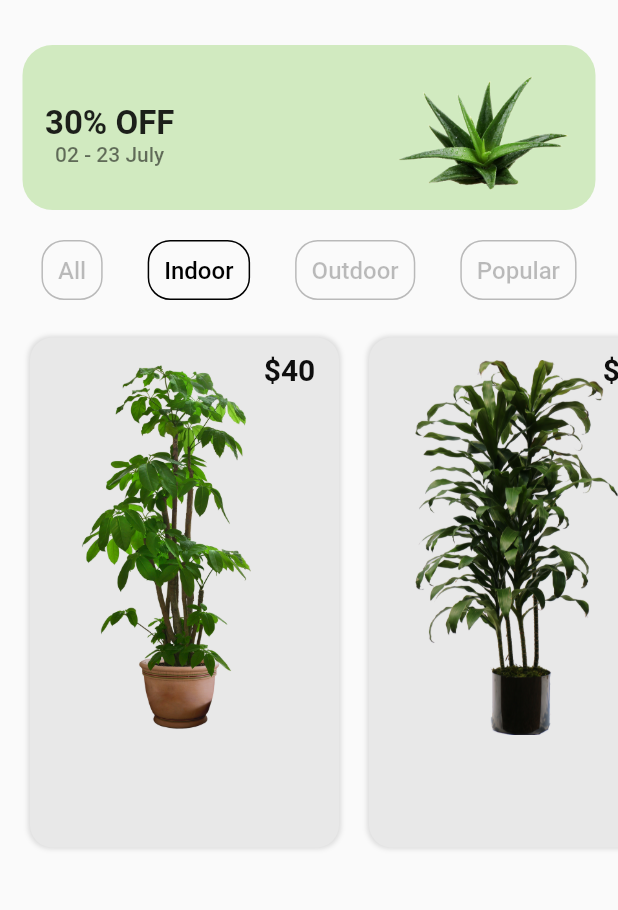
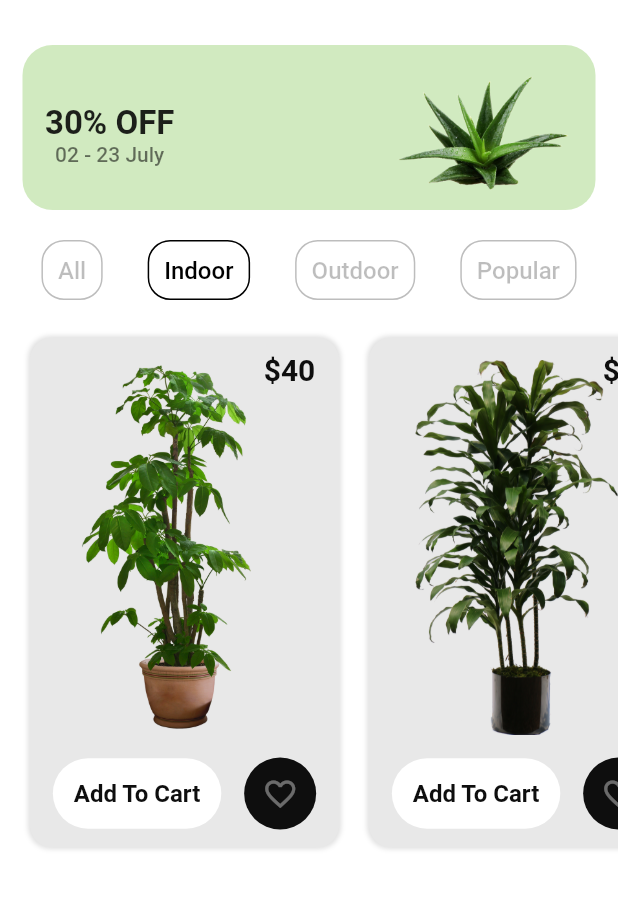
Before and after one commit to MaikolSoro/PlantApp, a Flutter app: the screen it shows after launch, after a tap on "GO", on a phone screen of 412 x 824 dp, the part 135-1045 px from its top. Run offline on Flutter 3.47's test engine with Material 2 defaults, Android fonts, the phone set to English and light mode, and no system bars.

Commit message:
Bottoms Add to card

```diff
--- a/lib/screens/home_screen.dart
+++ b/lib/screens/home_screen.dart
@@ -12,6 +12,7 @@ class HomeScreen extends StatelessWidget {
   @override
   Widget build(BuildContext context) {
     return Material(
+      color: colors.whiteClr,
       child: SafeArea(
         child: SingleChildScrollView(
           child: Column(
@@ -195,6 +196,40 @@ class HomeScreen extends StatelessWidget {
                                     ],
                                   ),
                                 ),
+                                Row(
+                                  mainAxisAlignment:
+                                      MainAxisAlignment.spaceEvenly,
+                                  children: [
+                                    Container(
+                                      padding: EdgeInsets.all(14),
+                                      decoration: BoxDecoration(
+                                        borderRadius: BorderRadius.circular(
+                                          30,
+                                        ),
+                                        color: Colors.white,
+                                      ),
+                                      child: Text(
+                                        "Add To Cart",
+                                        style: TextStyle(
+                                          fontSize: 16,
+                                          color: colors.blClr,
+                                          fontWeight: FontWeight.bold,
+                                        ),
+                                      ),
+                                    ),
+                                    Container(
+                                      padding: EdgeInsets.all(12),
+                                      decoration: BoxDecoration(
+                                        shape: BoxShape.circle,
+                                        color: colors.blClr,
+                                      ),
+                                      child: Icon(
+                                        Icons.favorite_outline,
+                                        color: Colors.white38,
+                                      ),
+                                    ),
+                                  ],
+                                )
                               ],
                             ),
                           ),
--- a/lib/screens/welcome_screen.dart
+++ b/lib/screens/welcome_screen.dart
@@ -8,6 +8,7 @@ class WelcomeScreen extends StatelessWidget {
   @override
   Widget build(BuildContext context) {
     return Material(
+      color: colors.whiteClr,
       child: Column(
         crossAxisAlignment: CrossAxisAlignment.center,
         mainAxisAlignment: MainAxisAlignment.center,
```
